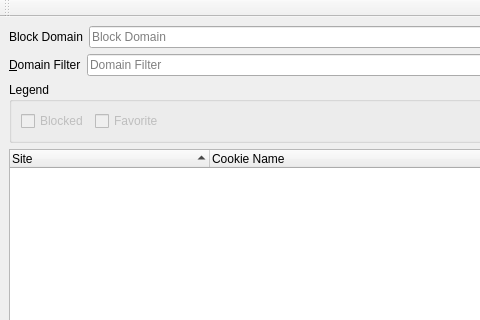
The window that UI/dooble_cookies_window.ui (textbrowser/dooble) describes before a commit, drawn with Qt 5; both pictures show x 0 to 480 and y 0 to 320 of the 700 by 600 pixel window.
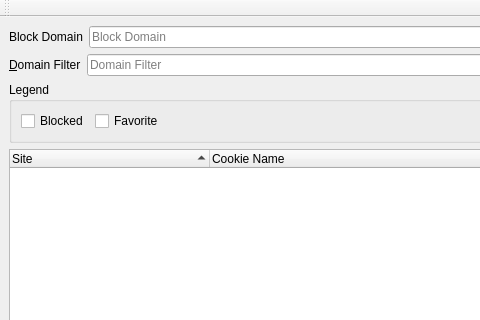
The same window after the commit. Icons and pictures are not drawn. Custom widgets are drawn as their Qt base class.

```diff
--- a/UI/dooble_cookies_window.ui
+++ b/UI/dooble_cookies_window.ui
@@ -82,6 +82,124 @@
          <property name="enabled">
           <bool>false</bool>
          </property>
+         <property name="palette">
+          <palette>
+           <active>
+            <colorrole role="WindowText">
+             <brush brushstyle="SolidPattern">
+              <color alpha="255">
+               <red>0</red>
+               <green>0</green>
+               <blue>0</blue>
+              </color>
+             </brush>
+            </colorrole>
+            <colorrole role="Text">
+             <brush brushstyle="SolidPattern">
+              <color alpha="255">
+               <red>0</red>
+               <green>0</green>
+               <blue>0</blue>
+              </color>
+             </brush>
+            </colorrole>
+            <colorrole role="Base">
+             <brush brushstyle="SolidPattern">
+              <color alpha="255">
+               <red>255</red>
+               <green>255</green>
+               <blue>255</blue>
+              </color>
+             </brush>
+            </colorrole>
+            <colorrole role="PlaceholderText">
+             <brush brushstyle="NoBrush">
+              <color alpha="128">
+               <red>0</red>
+               <green>0</green>
+               <blue>0</blue>
+              </color>
+             </brush>
+            </colorrole>
+           </active>
+           <inactive>
+            <colorrole role="WindowText">
+             <brush brushstyle="SolidPattern">
+              <color alpha="255">
+               <red>0</red>
+               <green>0</green>
+               <blue>0</blue>
+              </color>
+             </brush>
+            </colorrole>
+            <colorrole role="Text">
+             <brush brushstyle="SolidPattern">
+              <color alpha="255">
+               <red>0</red>
+               <green>0</green>
+               <blue>0</blue>
+              </color>
+             </brush>
+            </colorrole>
+            <colorrole role="Base">
+             <brush brushstyle="SolidPattern">
+              <color alpha="255">
+               <red>255</red>
+               <green>255</green>
+               <blue>255</blue>
+              </color>
+             </brush>
+            </colorrole>
+            <colorrole role="PlaceholderText">
+             <brush brushstyle="NoBrush">
+              <color alpha="128">
+               <red>0</red>
+               <green>0</green>
+               <blue>0</blue>
+              </color>
+             </brush>
+            </colorrole>
+           </inactive>
+           <disabled>
+            <colorrole role="WindowText">
+             <brush brushstyle="SolidPattern">
+              <color alpha="255">
+               <red>0</red>
+               <green>0</green>
+               <blue>0</blue>
+              </color>
+             </brush>
+            </colorrole>
+            <colorrole role="Text">
+             <brush brushstyle="SolidPattern">
+              <color alpha="255">
+               <red>0</red>
+               <green>0</green>
+               <blue>0</blue>
+              </color>
+             </brush>
+            </colorrole>
+            <colorrole role="Base">
+             <brush brushstyle="SolidPattern">
+              <color alpha="255">
+               <red>255</red>
+               <green>255</green>
+               <blue>255</blue>
+              </color>
+             </brush>
+            </colorrole>
+            <colorrole role="PlaceholderText">
+             <brush brushstyle="NoBrush">
+              <color alpha="128">
+               <red>0</red>
+               <green>0</green>
+               <blue>0</blue>
+              </color>
+             </brush>
+            </colorrole>
+           </disabled>
+          </palette>
+         </property>
          <property name="text">
           <string>Blocked</string>
          </property>
@@ -95,6 +213,124 @@
          <property name="enabled">
           <bool>false</bool>
          </property>
+         <property name="palette">
+          <palette>
+           <active>
+            <colorrole role="WindowText">
+             <brush brushstyle="SolidPattern">
+              <color alpha="255">
+               <red>0</red>
+               <green>0</green>
+               <blue>0</blue>
+              </color>
+             </brush>
+            </colorrole>
+            <colorrole role="Text">
+             <brush brushstyle="SolidPattern">
+              <color alpha="255">
+               <red>0</red>
+               <green>0</green>
+               <blue>0</blue>
+              </color>
+             </brush>
+            </colorrole>
+            <colorrole role="Base">
+             <brush brushstyle="SolidPattern">
+              <color alpha="255">
+               <red>255</red>
+               <green>255</green>
+               <blue>255</blue>
+              </color>
+             </brush>
+            </colorrole>
+            <colorrole role="PlaceholderText">
+             <brush brushstyle="NoBrush">
+              <color alpha="128">
+               <red>0</red>
+               <green>0</green>
+               <blue>0</blue>
+              </color>
+             </brush>
+            </colorrole>
+           </active>
+           <inactive>
+            <colorrole role="WindowText">
+             <brush brushstyle="SolidPattern">
+              <color alpha="255">
+               <red>0</red>
+               <green>0</green>
+               <blue>0</blue>
+              </color>
+             </brush>
+            </colorrole>
+            <colorrole role="Text">
+             <brush brushstyle="SolidPattern">
+              <color alpha="255">
+               <red>0</red>
+               <green>0</green>
+               <blue>0</blue>
+              </color>
+             </brush>
+            </colorrole>
+            <colorrole role="Base">
+             <brush brushstyle="SolidPattern">
+              <color alpha="255">
+               <red>255</red>
+               <green>255</green>
+               <blue>255</blue>
+              </color>
+             </brush>
+            </colorrole>
+            <colorrole role="PlaceholderText">
+             <brush brushstyle="NoBrush">
+              <color alpha="128">
+               <red>0</red>
+               <green>0</green>
+               <blue>0</blue>
+              </color>
+             </brush>
+            </colorrole>
+           </inactive>
+           <disabled>
+            <colorrole role="WindowText">
+             <brush brushstyle="SolidPattern">
+              <color alpha="255">
+               <red>0</red>
+               <green>0</green>
+               <blue>0</blue>
+              </color>
+             </brush>
+            </colorrole>
+            <colorrole role="Text">
+             <brush brushstyle="SolidPattern">
+              <color alpha="255">
+               <red>0</red>
+               <green>0</green>
+               <blue>0</blue>
+              </color>
+             </brush>
+            </colorrole>
+            <colorrole role="Base">
+             <brush brushstyle="SolidPattern">
+              <color alpha="255">
+               <red>255</red>
+               <green>255</green>
+               <blue>255</blue>
+              </color>
+             </brush>
+            </colorrole>
+            <colorrole role="PlaceholderText">
+             <brush brushstyle="NoBrush">
+              <color alpha="128">
+               <red>0</red>
+               <green>0</green>
+               <blue>0</blue>
+              </color>
+             </brush>
+            </colorrole>
+           </disabled>
+          </palette>
+         </property>
          <property name="text">
           <string>Favorite</string>
          </property>
```
Left out of the diff: 6 changed lines with no effect on the pictures.
